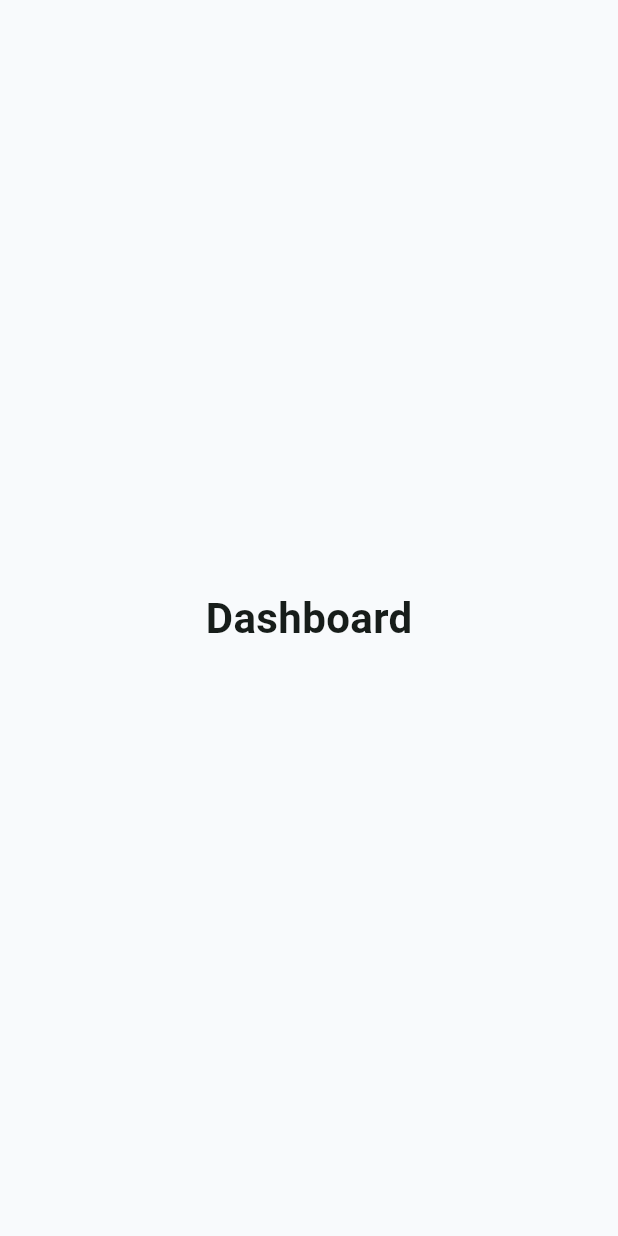
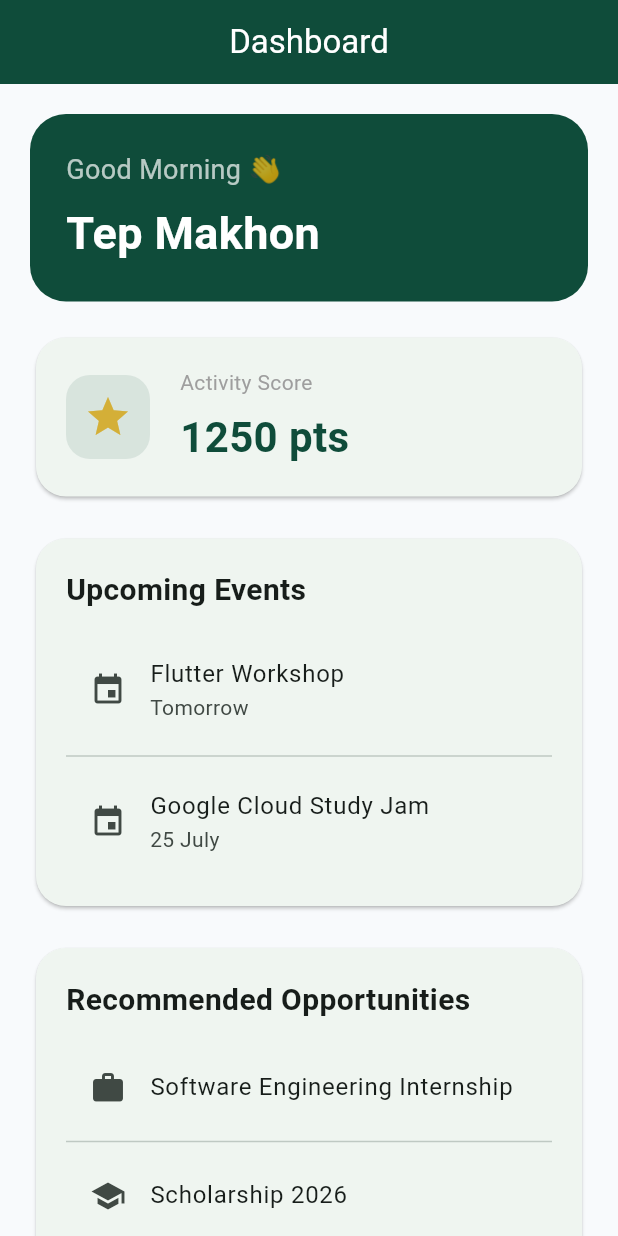
Before and after one commit to tepmakhon/rupp-student-conference-mobile, a Flutter app: the DashboardScreen screen opened directly, on a phone screen of 412 x 824 dp. Run offline on Flutter 3.47's test engine with Material 3 defaults, Android fonts, the phone set to English and light mode, and no system bars; our stand-ins replace dio, flutter_riverpod, flutter_secure_storage, go_router; accounts and stored records are empty.

Commit message:
feat: Improve Daashbaord Navigate

```diff
--- a/lib/core/routes/app_router.dart
+++ b/lib/core/routes/app_router.dart
@@ -1,5 +1,5 @@
 import 'package:go_router/go_router.dart';
-import 'package:rupp_student_conference_mobile/features/dashboard/screens/dashboard_screen.dart';
+import 'package:rupp_student_conference_mobile/features/navigation/main_navigation.dart';
 import 'package:rupp_student_conference_mobile/features/splash/pages/splash_screen.dart';
 
 import '../../features/auth/screens/login_screen.dart';
@@ -22,9 +22,7 @@ final GoRouter appRouter = GoRouter(
 
     GoRoute(
       path: "/dashboard",
-
-      builder: (context, state) =>
-          const DashboardScreen(),
+      builder: (context, state) => const MainNavigation(),
     ),
   ],
 );
--- a/lib/features/dashboard/screens/dashboard_screen.dart
+++ b/lib/features/dashboard/screens/dashboard_screen.dart
@@ -1,19 +1,46 @@
 import 'package:flutter/material.dart';
+import 'package:rupp_student_conference_mobile/features/dashboard/widgets/notifications_card.dart';
+import 'package:rupp_student_conference_mobile/features/dashboard/widgets/opportunities_card.dart';
+import 'package:rupp_student_conference_mobile/features/dashboard/widgets/upcoming_events_card.dart';
+
+import '../widgets/greeting_card.dart';
+import '../widgets/activity_score_card.dart';
 
 class DashboardScreen extends StatelessWidget {
   const DashboardScreen({super.key});
 
   @override
   Widget build(BuildContext context) {
-    return const Scaffold(
-      body: Center(
-        child: Text(
-          "Dashboard",
-          style: TextStyle(
-            fontSize: 28,
-            fontWeight: FontWeight.bold,
+    return Scaffold(
+      appBar: AppBar(
+        title: const Text("Dashboard"),
+      ),
+      body: ListView(
+        padding: const EdgeInsets.all(20),
+        children: const [
+
+          GreetingCard(
+            name: "Tep Makhon",
           ),
-        ),
+
+          SizedBox(height: 20),
+
+          ActivityScoreCard(
+            score: 1250,
+          ),
+
+          SizedBox(height: 20),
+
+          UpcomingEventsCard(),
+
+          SizedBox(height: 20),
+
+          OpportunitiesCard(),
+
+          SizedBox(height: 20),
+
+          NotificationsCard(),
+        ],
       ),
     );
   }
--- /dev/null
+++ b/lib/features/dashboard/widgets/activity_score_card.dart
@@ -0,0 +1,75 @@
+import 'package:flutter/material.dart';
+
+import '../../../core/constants/app_colors.dart';
+
+class ActivityScoreCard extends StatelessWidget {
+  final int score;
+
+  const ActivityScoreCard({
+    super.key,
+    required this.score,
+  });
+
+  @override
+  Widget build(BuildContext context) {
+    return Card(
+      elevation: 1,
+
+      shape: RoundedRectangleBorder(
+        borderRadius: BorderRadius.circular(20),
+      ),
+
+      child: Padding(
+        padding: const EdgeInsets.all(20),
+
+        child: Row(
+          children: [
+
+            Container(
+              padding: const EdgeInsets.all(12),
+
+              decoration: BoxDecoration(
+                color: AppColors.primary.withOpacity(.1),
+                borderRadius: BorderRadius.circular(16),
+              ),
+
+              child: const Icon(
+                Icons.star,
+                color: AppColors.gold,
+                size: 32,
+              ),
+            ),
+
+            const SizedBox(width: 20),
+
+            Column(
+              crossAxisAlignment:
+                  CrossAxisAlignment.start,
+
+              children: [
+
+                const Text(
+                  "Activity Score",
+                  style: TextStyle(
+                    color: Colors.grey,
+                  ),
+                ),
+
+                const SizedBox(height: 6),
+
+                Text(
+                  "$score pts",
+                  style: const TextStyle(
+                    fontSize: 28,
+                    fontWeight: FontWeight.bold,
+                    color: AppColors.primary,
+                  ),
+                ),
+              ],
+            ),
+          ],
+        ),
+      ),
+    );
+  }
+}
--- /dev/null
+++ b/lib/features/dashboard/widgets/greeting_card.dart
@@ -0,0 +1,60 @@
+import 'package:flutter/material.dart';
+import '../../../core/constants/app_colors.dart';
+
+class GreetingCard extends StatelessWidget {
+  final String name;
+
+  const GreetingCard({
+    super.key,
+    required this.name,
+  });
+
+  @override
+  Widget build(BuildContext context) {
+    final hour = DateTime.now().hour;
+
+    String greeting;
+
+    if (hour < 12) {
+      greeting = "Good Morning";
+    } else if (hour < 18) {
+      greeting = "Good Afternoon";
+    } else {
+      greeting = "Good Evening";
+    }
+
+    return Container(
+      width: double.infinity,
+      padding: const EdgeInsets.all(24),
+
+      decoration: BoxDecoration(
+        color: AppColors.primary,
+        borderRadius: BorderRadius.circular(24),
+      ),
+
+      child: Column(
+        crossAxisAlignment: CrossAxisAlignment.start,
+        children: [
+          Text(
+            "$greeting 👋",
+            style: const TextStyle(
+              color: Colors.white70,
+              fontSize: 18,
+            ),
+          ),
+
+          const SizedBox(height: 8),
+
+          Text(
+            name,
+            style: const TextStyle(
+              color: Colors.white,
+              fontSize: 30,
+              fontWeight: FontWeight.bold,
+            ),
+          ),
+        ],
+      ),
+    );
+  }
+}
--- /dev/null
+++ b/lib/features/dashboard/widgets/opportunities_card.dart
@@ -0,0 +1,43 @@
+import 'package:flutter/material.dart';
+
+class OpportunitiesCard extends StatelessWidget {
+  const OpportunitiesCard({super.key});
+
+  @override
+  Widget build(BuildContext context) {
+    return Card(
+      shape: RoundedRectangleBorder(
+        borderRadius: BorderRadius.circular(20),
+      ),
+      child: Padding(
+        padding: const EdgeInsets.all(20),
+        child: Column(
+          crossAxisAlignment: CrossAxisAlignment.start,
+          children: const [
+            Text(
+              "Recommended Opportunities",
+              style: TextStyle(
+                fontSize: 20,
+                fontWeight: FontWeight.bold,
+              ),
+            ),
+
+            SizedBox(height: 16),
+
+            ListTile(
+              leading: Icon(Icons.work),
+              title: Text("Software Engineering Internship"),
+            ),
+
+            Divider(),
+
+            ListTile(
+              leading: Icon(Icons.school),
+              title: Text("Scholarship 2026"),
+            ),
+          ],
+        ),
+      ),
+    );
+  }
+}
--- /dev/null
+++ b/lib/features/dashboard/widgets/upcoming_events_card.dart
@@ -0,0 +1,45 @@
+import 'package:flutter/material.dart';
+
+class UpcomingEventsCard extends StatelessWidget {
+  const UpcomingEventsCard({super.key});
+
+  @override
+  Widget build(BuildContext context) {
+    return Card(
+      shape: RoundedRectangleBorder(
+        borderRadius: BorderRadius.circular(20),
+      ),
+      child: Padding(
+        padding: const EdgeInsets.all(20),
+        child: Column(
+          crossAxisAlignment: CrossAxisAlignment.start,
+          children: const [
+            Text(
+              "Upcoming Events",
+              style: TextStyle(
+                fontSize: 20,
+                fontWeight: FontWeight.bold,
+              ),
+            ),
+
+            SizedBox(height: 16),
+
+            ListTile(
+              leading: Icon(Icons.event),
+              title: Text("Flutter Workshop"),
+              subtitle: Text("Tomorrow"),
+            ),
+
+            Divider(),
+
+            ListTile(
+              leading: Icon(Icons.event),
+              title: Text("Google Cloud Study Jam"),
+              subtitle: Text("25 July"),
+            ),
+          ],
+        ),
+      ),
+    );
+  }
+}
```
Also changed, not shown: lib/features/dashboard/widgets/notifications_card.dart (added, +43 -0 lines), lib/features/events/screens/events_screen.dart (added, +18 -0 lines), lib/features/navigation/main_navigation.dart (added, +68 -0 lines), lib/features/notifications/screens/notifications_screen.dart (added, +18 -0 lines), lib/features/opportunities/screens/opportunities_screen.dart (added, +18 -0 lines), lib/features/profile/screens/profile_screen.dart (added, +18 -0 lines).
